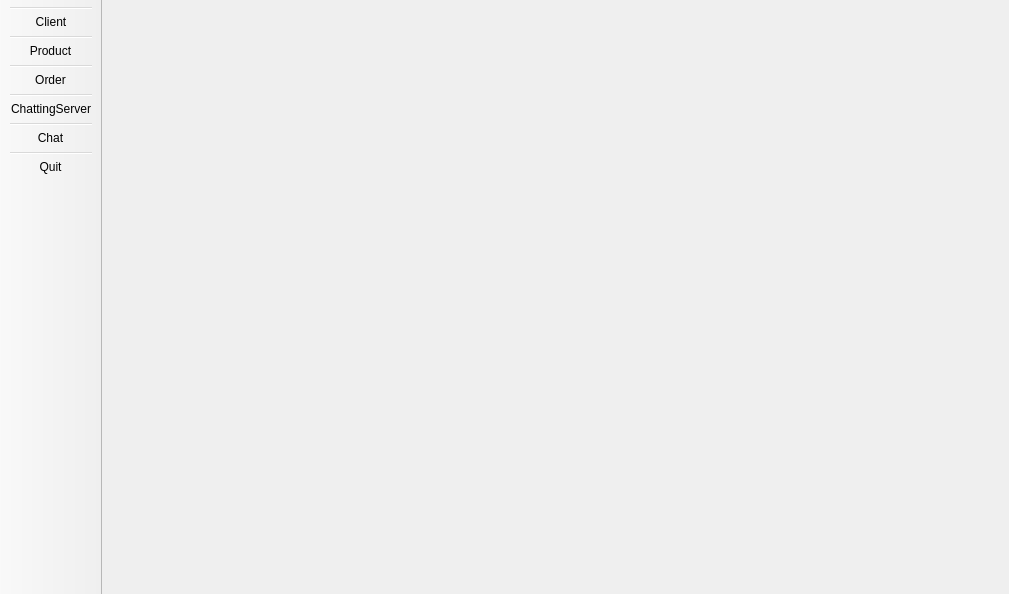
Above: Osstem_Project2/mainwindow.ui from jshs214/Qt_ProjectDB before the change. Below: the same form after it.
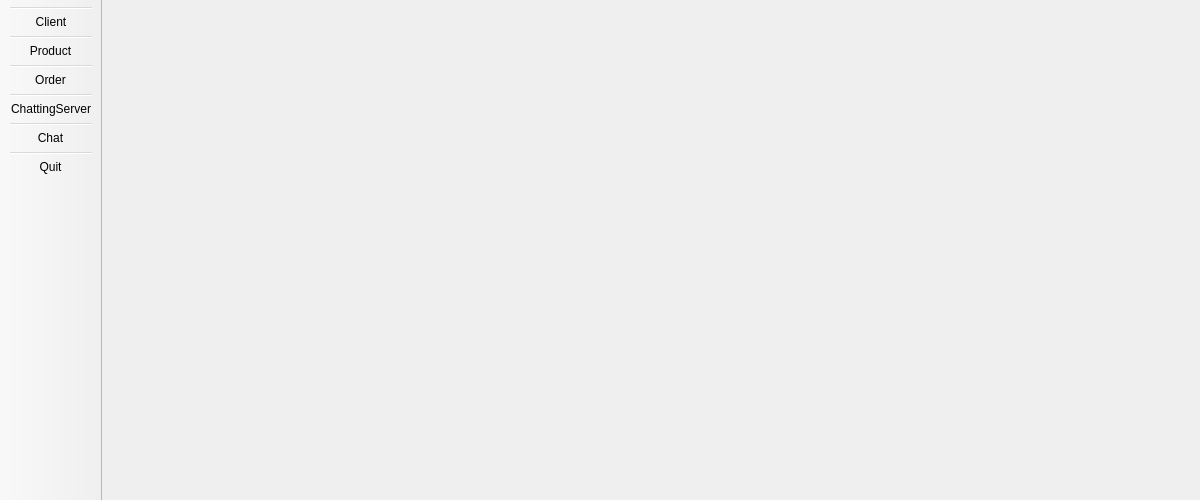
That is the form after the change.

Patch:
```diff
--- a/Osstem_Project2/mainwindow.ui
+++ b/Osstem_Project2/mainwindow.ui
@@ -6,8 +6,8 @@
    <rect>
     <x>0</x>
     <y>0</y>
-    <width>1009</width>
-    <height>594</height>
+    <width>1200</width>
+    <height>500</height>
    </rect>
   </property>
   <property name="windowTitle">
```
